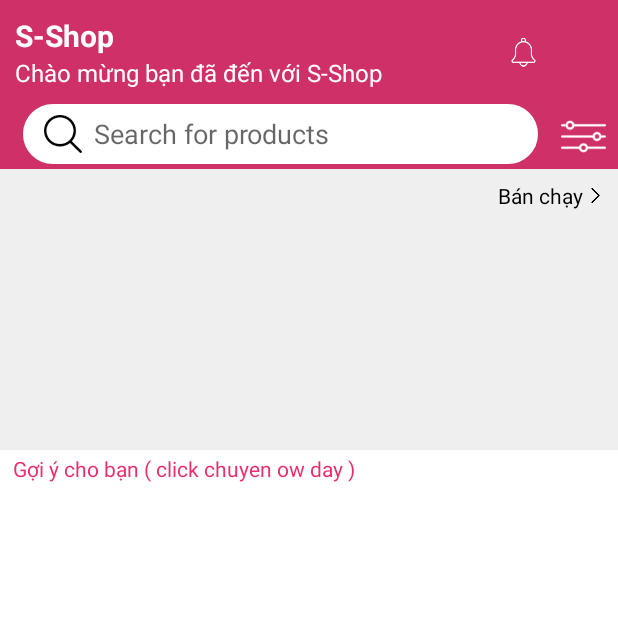
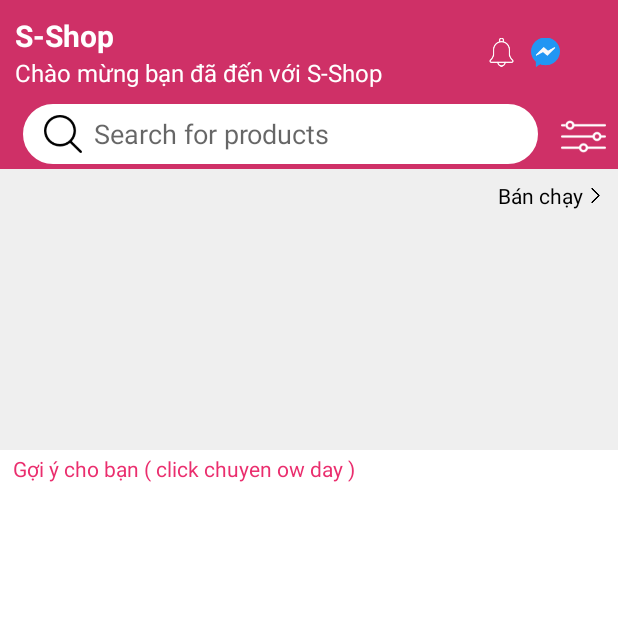
Before and after one commit to linhvo1610/S_Shop_Client, an Android app: the HomeFragment screen opened directly, with no data from a screen before it, on a phone screen of 412 x 824 dp, the top half of it. Run offline under Robolectric (Android 15) with nearby library versions, the phone set to English and light mode, and no system bars; libraries missing offline, so code that uses them is left out: me.ibrahimsn.lib; plain views replace SmoothBottomBar; 2 statements that could not run were skipped.

Commit message:
hai_GG_Home

```diff
--- a/app/src/main/res/layout/fragment_home.xml
+++ b/app/src/main/res/layout/fragment_home.xml
@@ -61,6 +61,12 @@
                         android:layout_height="25dp"
                         android:layout_gravity="center"
                         android:src="@drawable/bell_white" />
+                    <ImageView
+                        android:layout_width="19dp"
+                        android:layout_height="25dp"
+                        android:layout_gravity="center"
+                        android:layout_marginLeft="10dp"
+                        android:src="@drawable/messenger" />
                 </LinearLayout>
 
             </LinearLayout>
```
